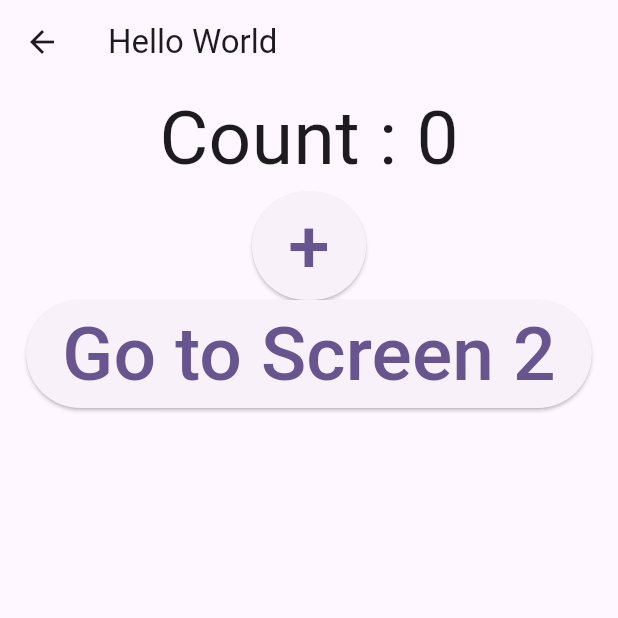
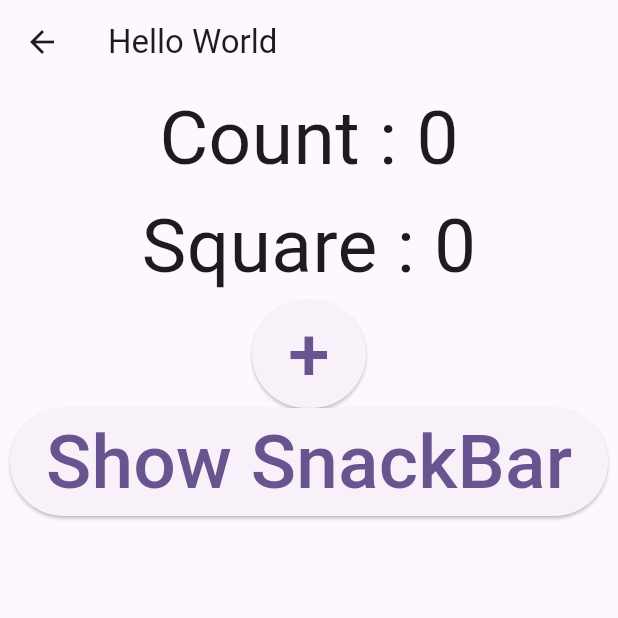
Before and after one commit to h2waiyan/getxflutter, a Flutter app: the screen it shows after launch, after a tap on "Go to Screen 2", on a phone screen of 412 x 824 dp, the top half of it. Run offline on Flutter 3.47's test engine with Material 3 defaults, Android fonts, the light colour scheme and no system bars; our stand-ins replace get.

Commit message:
get finished

```diff
--- a/lib/main.dart
+++ b/lib/main.dart
@@ -1,5 +1,6 @@
 import 'package:flutter/material.dart';
 import 'package:get/get.dart';
+
 import 'package:getflutter/get/counter.dart';
 
 void main() {
@@ -12,7 +13,7 @@ class MyApp extends StatelessWidget {
   // This widget is the root of your application.
   @override
   Widget build(BuildContext context) {
-    return MaterialApp(
+    return GetMaterialApp(
       title: 'Flutter Demo',
       theme: ThemeData(
         colorScheme: ColorScheme.fromSeed(seedColor: Colors.deepPurple),
@@ -57,8 +58,7 @@ class _MyHomePageState extends State<MyHomePage> {
               )),
           ElevatedButton(
               onPressed: () {
-                Navigator.push(context,
-                    MaterialPageRoute(builder: (context) => ScreenTwo()));
+                Get.to(const ScreenTwo());
               },
               child: const Text(
                 "Go to Screen 2",
@@ -90,6 +90,15 @@ class _ScreenTwoState extends State<ScreenTwo> {
               style: const TextStyle(fontSize: 50),
             ),
           ),
+          Obx(
+            () {
+              var sq = counter.count.value * counter.count.value;
+              return Text(
+                "Square : ${sq}",
+                style: const TextStyle(fontSize: 50),
+              );
+            },
+          ),
           ElevatedButton(
               onPressed: () {
                 setState(() {
@@ -101,9 +110,16 @@ class _ScreenTwoState extends State<ScreenTwo> {
                 style: TextStyle(fontSize: 50),
               )),
           ElevatedButton(
-              onPressed: () {},
+              onPressed: () {
+                Get.snackbar("Hi", "This is a snackbar");
+                // ScaffoldMessenger.of(context).showSnackBar(
+                //   const SnackBar(
+                //     content: Text('This is a snackbar'),
+                //   ),
+                // );
+              },
               child: const Text(
-                "Go to Screen 2",
+                "Show SnackBar",
                 style: TextStyle(fontSize: 50),
               ))
         ])));
```
